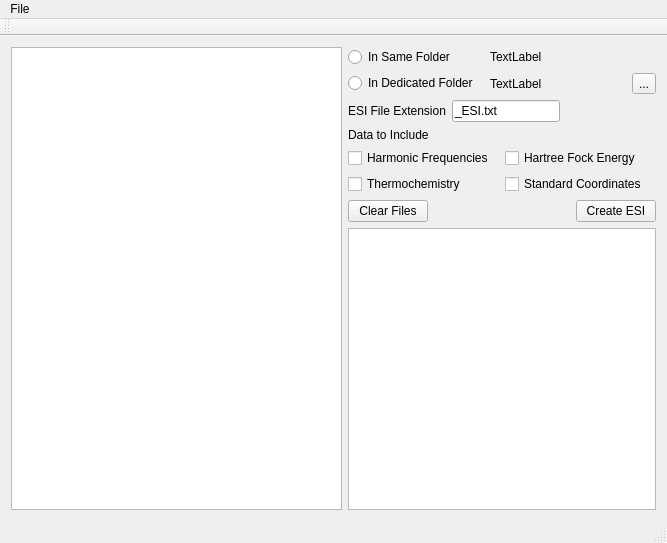
LaTruelle/Geac, file Geac/geac.ui: the form before one commit.
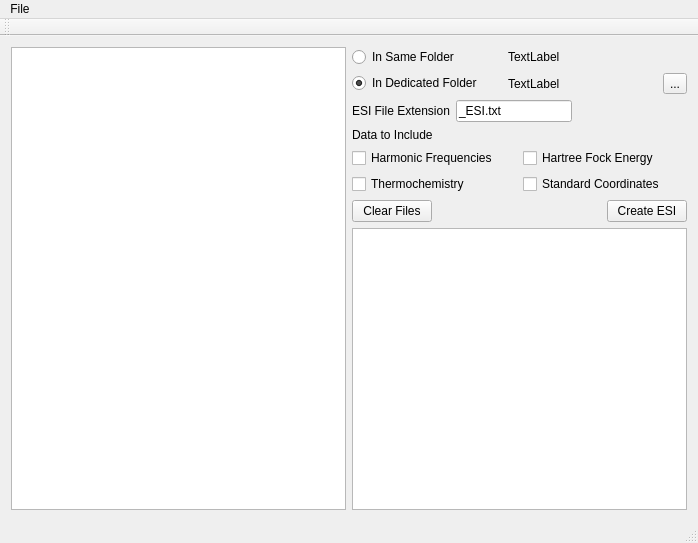
The form after the commit.

Commit message: Added bits of parser, started interface slots.

Patch:
```diff
--- a/Geac/geac.ui
+++ b/Geac/geac.ui
@@ -6,7 +6,7 @@
    <rect>
     <x>0</x>
     <y>0</y>
-    <width>667</width>
+    <width>698</width>
     <height>543</height>
    </rect>
   </property>
@@ -43,6 +43,9 @@
             <property name="text">
              <string>In Dedicated Folder</string>
             </property>
+            <property name="checked">
+             <bool>true</bool>
+            </property>
            </widget>
           </item>
           <item row="0" column="1">
@@ -183,7 +186,7 @@
     <rect>
      <x>0</x>
      <y>0</y>
-     <width>667</width>
+     <width>698</width>
      <height>22</height>
     </rect>
    </property>
```
Left out of the diff: 22 changed lines with no effect on the pictures. The commit also changes 5 other files.
